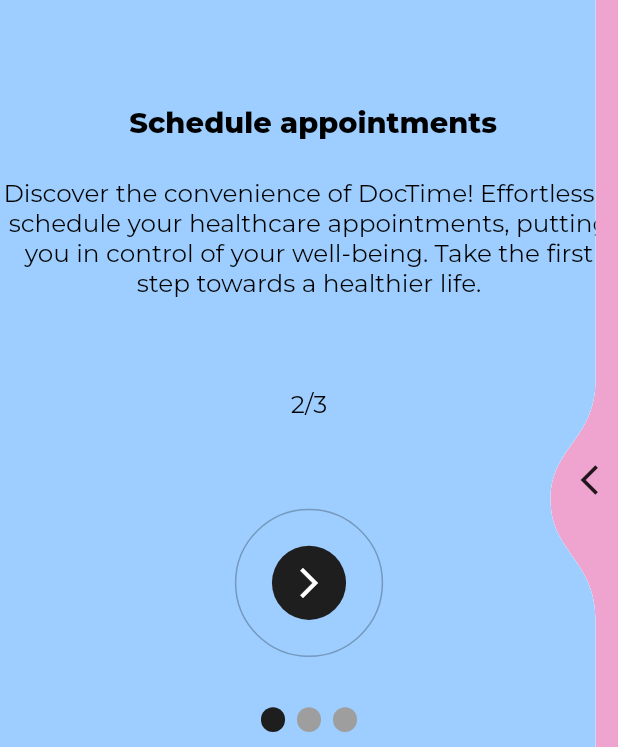
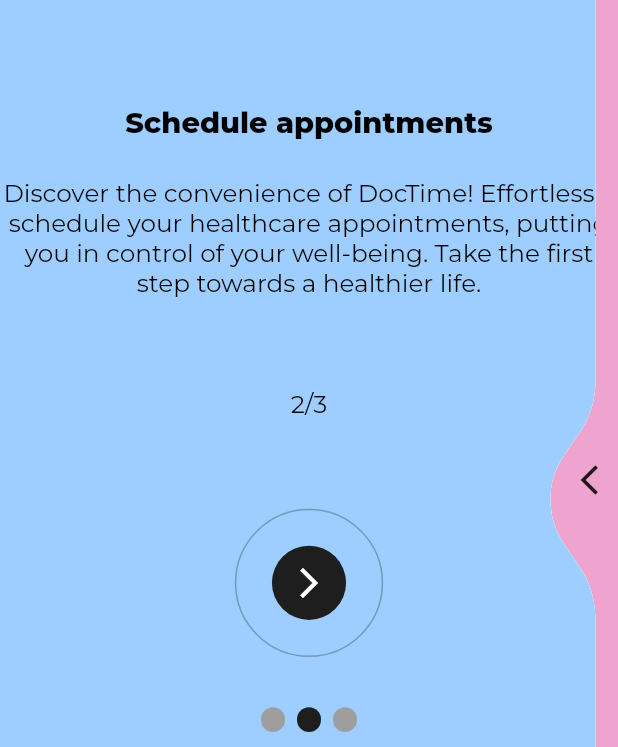
Before and after one commit to sameerhassan33973/Login_Signup, a Flutter app: the OnboardingScreen screen opened directly, after a tap on the "arrow forward ios" icon, on a phone screen of 412 x 824 dp. Shown: the part 489-1236 px from the top of the screen. Run offline on Flutter 3.47's test engine with Material 2 defaults, Android fonts, the light colour scheme and no system bars; drawn by our look-alikes of liquid_swipe, smooth_page_indicator; our stand-ins replace get, google_fonts, sizer.

Commit message:
completed boarding screens

```diff
--- a/lib/constants/text_strings.dart
+++ b/lib/constants/text_strings.dart
@@ -2,11 +2,11 @@
 
 const appMemo="Seamless Appointments, Healthy Moments";
 
-const boardingTitle1="personalized health companion!";
+const boardingTitle1="Personalized health companion!";
 
-const boardingTitle2=" Schedule appointments";
+const boardingTitle2="Schedule appointments";
 
-const boardingTitle3="track your health";
+const boardingTitle3="Track your health";
 
 const boardingSubTitle1="Unlock a tailored health experience with DocTime! Your personalized health companion for a journey to optimal well-being.";
 
--- a/lib/features/authentication/controllers/onboarding_controller.dart
+++ b/lib/features/authentication/controllers/onboarding_controller.dart
@@ -1,13 +1,62 @@
 import 'package:get/get.dart';
 import 'package:liquid_swipe/PageHelpers/LiquidController.dart';
+import 'package:login_signup/constants/colors.dart';
+import 'package:login_signup/constants/image_strings.dart';
+import 'package:login_signup/constants/text_strings.dart';
+import 'package:login_signup/features/authentication/models/onboarding_model.dart';
+import 'package:login_signup/features/authentication/screens/onboarding_screen/onboarding_page_widget.dart';
+import 'package:login_signup/utils/routes/route_config.dart';
 
 class OnboardingController extends GetxController{
   final liquidController=LiquidController();
   RxInt currentPage=0.obs;
 
 
-onPageChangeCallback(){
-  currentPage.value=liquidController.currentPage;
+
+  final pages = [
+    OnboardingPageWidget(
+        model: OnboardingModel(
+            image: onBoardingImage1,
+            title: boardingTitle1,
+            subtitle: boardingSubTitle1,
+            counter: boardingCounter1,
+            bgColor: onboardingPage1Color)),
+    OnboardingPageWidget(
+        model: OnboardingModel(
+            image: onBoardingImage2,
+            title: boardingTitle2,
+            subtitle: boardingSubTitle2,
+            counter: boardingCounter2,
+            bgColor: onboardingPage2Color)),
+    OnboardingPageWidget(
+        model: OnboardingModel(
+            image: onBoardingImage3,
+            title: boardingTitle3,
+            subtitle: boardingSubTitle3,
+            counter: boardingCounter3,
+            bgColor: onboardingPage3Color)),
+  ];
+
+
+
+
+
+onPageChangeCallback(int index){
+  print("hjgehjg");
+  currentPage(index);
+}
+
+
+skipPressed(){
+Get.toNamed(Routes.main);
+}
+nextButtonPressed(){
+     int nextPage=liquidController.currentPage+1;
+     if(nextPage==3){
+      Get.toNamed(Routes.main);
+     }else{
+          liquidController.animateToPage(page: nextPage);
+}
 }
 
 }
--- a/lib/features/authentication/screens/onboarding_screen/onboarding_screen.dart
+++ b/lib/features/authentication/screens/onboarding_screen/onboarding_screen.dart
@@ -1,47 +1,18 @@
+// ignore_for_file: must_be_immutable
+
 import 'package:flutter/material.dart';
 import 'package:get/get.dart';
 import 'package:liquid_swipe/liquid_swipe.dart';
 import 'package:login_signup/common_widgets/app_text.dart';
 import 'package:login_signup/constants/colors.dart';
-import 'package:login_signup/constants/image_strings.dart';
-import 'package:login_signup/constants/text_strings.dart';
 import 'package:login_signup/features/authentication/controllers/onboarding_controller.dart';
-import 'package:login_signup/features/authentication/models/onboarding_model.dart';
-import 'package:login_signup/features/authentication/screens/onboarding_screen/onboarding_page_widget.dart';
 import 'package:sizer/sizer.dart';
 import 'package:smooth_page_indicator/smooth_page_indicator.dart';
 
 class OnboardingScreen extends StatelessWidget {
   OnboardingScreen({super.key});
 
- OnboardingController bcontroller = Get.put(OnboardingController());
-
-  final pages = [
-    OnboardingPageWidget(
-        model: OnboardingModel(
-            image: onBoardingImage1,
-            title: boardingTitle1,
-            subtitle: boardingSubTitle1,
-            counter: boardingCounter1,
-            bgColor: onboardingPage1Color)),
-    OnboardingPageWidget(
-        model: OnboardingModel(
-            image: onBoardingImage2,
-            title: boardingTitle2,
-            subtitle: boardingSubTitle2,
-            counter: boardingCounter2,
-            bgColor: onboardingPage2Color)),
-    OnboardingPageWidget(
-        model: OnboardingModel(
-            image: onBoardingImage3,
-            title: boardingTitle3,
-            subtitle: boardingSubTitle3,
-            counter: boardingCounter3,
-            bgColor: onboardingPage3Color)),
-  ];
-
-
-
+  OnboardingController bcontroller = Get.put(OnboardingController());
   @override
   Widget build(BuildContext context) {
     return Scaffold(
@@ -50,19 +21,19 @@
           alignment: Alignment.center,
           children: [
             LiquidSwipe(
-              pages: pages,
-              liquidController:bcontroller.liquidController,
+              pages: bcontroller.pages,
+              liquidController: bcontroller.liquidController,
               enableSideReveal: true,
-              onPageChangeCallback: bcontroller.onPageChangeCallback(),
-              slideIconWidget:const Icon(Icons.arrow_back_ios),
+              enableLoop: false,
+              onPageChangeCallback: (currentpage){
+                bcontroller.onPageChangeCallback(currentpage);
+              },
+              slideIconWidget: const Icon(Icons.arrow_back_ios),
             ),
             Positioned(
                 bottom: 60.0,
                 child: OutlinedButton(
-                  onPressed: () {
-                    int nextPage=bcontroller.liquidController.currentPage+1;
-                    bcontroller.liquidController.animateToPage(page: nextPage);
-                  },
+                  onPressed: bcontroller.nextButtonPressed,
                   style: ElevatedButton.styleFrom(
                     side: const BorderSide(color: Colors.black26),
                     shape: const CircleBorder(),
@@ -79,29 +50,29 @@
                 )),
             Positioned(
               bottom: 10.0,
-              child: AnimatedSmoothIndicator(
-                count: 3,
-                activeIndex: bcontroller.liquidController.currentPage,
-                effect: WormEffect(
-                  activeDotColor: darkColor,
-                  dotHeight: 2.h
+              child: Obx(()=>
+                 AnimatedSmoothIndicator(
+                  count: 3,
+                  activeIndex: bcontroller.currentPage.value,
+                  effect: WormEffect(activeDotColor: darkColor, dotHeight: 2.h),
                 ),
               ),
-               ),
-             Positioned(
+            ),
+            Positioned(
               top: 1,
               right: 20,
               child: TextButton(
-                onPressed: (){
-                  bcontroller.liquidController.jumpToPage(page: 2);
-                },
-                child: AppText(text:"Skip",weight: FontWeight.w500,color: Colors.black45,fontsize: 14.sp,)),
-             )
+                  onPressed: bcontroller.skipPressed,
+                  child: AppText(
+                    text: "Skip",
+                    weight: FontWeight.w500,
+                    color: Colors.black45,
+                    fontsize: 14.sp,
+                  )),
+            )
           ],
         ),
       ),
     );
   }
-
-
 }
```
